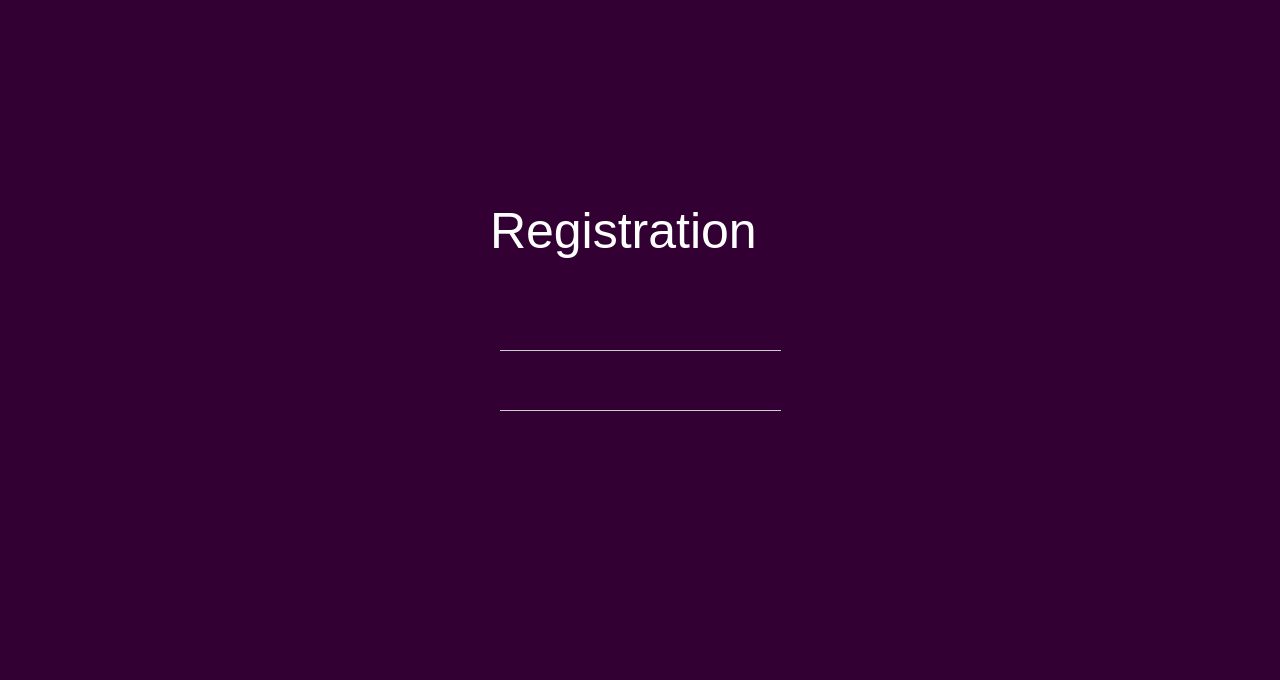
Arslan0133/app2, file reg.ui: the form before one commit.
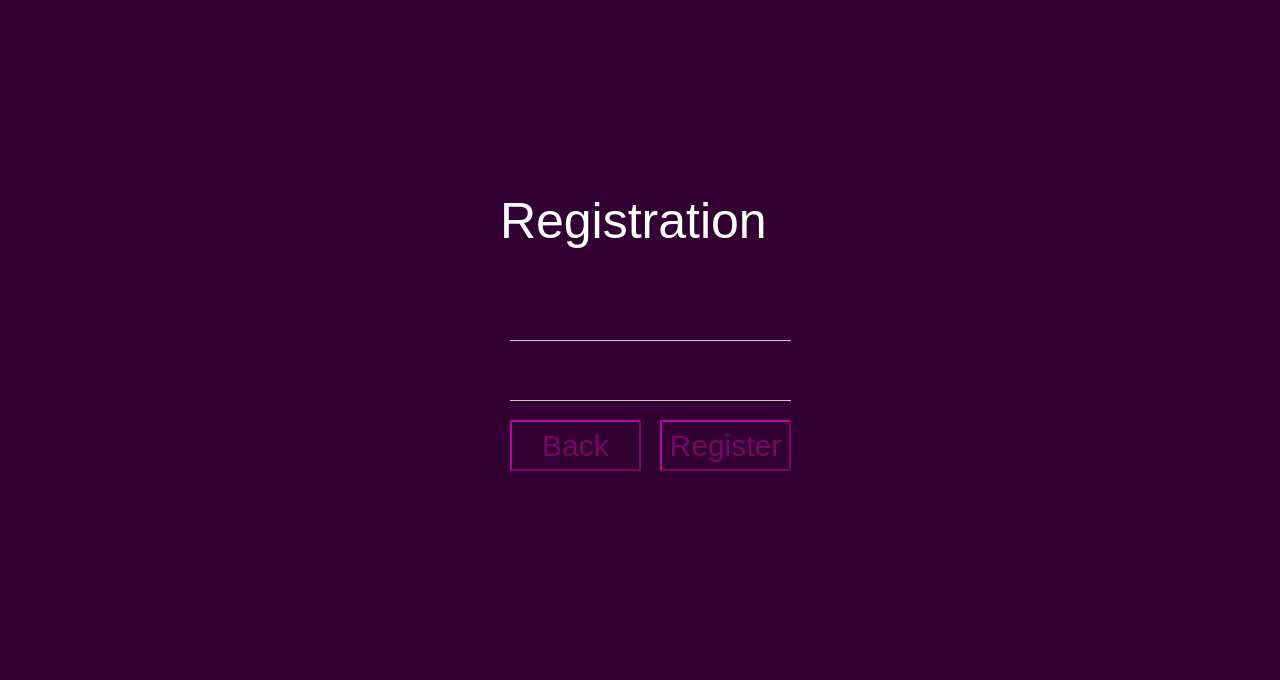
The form after the commit. Icons and pictures are not drawn.

The edit to the form file:
```diff
--- a/reg.ui
+++ b/reg.ui
@@ -17,11 +17,63 @@
    <string notr="true">background-color: #330033;
 background-image: url(&quot;/Users/A/Desktop/Application 2/endless.svg&quot;);</string>
   </property>
+  <widget class="QPushButton" name="back_b">
+   <property name="geometry">
+    <rect>
+     <x>510</x>
+     <y>420</y>
+     <width>131</width>
+     <height>51</height>
+    </rect>
+   </property>
+   <property name="styleSheet">
+    <string notr="true">    color:rgb(117, 7, 102);
+	text-transform: none;
+    text-indent: 0px;
+    text-shadow: none;
+    display: inline-block;
+    text-align: center;
+    cursor: default;
+    font: 400 13.3333px Arial;
+    border-width: 2px;
+    border-style: outset;
+	font-size: 30px;</string>
+   </property>
+   <property name="text">
+    <string>Back</string>
+   </property>
+  </widget>
+  <widget class="QPushButton" name="log_b">
+   <property name="geometry">
+    <rect>
+     <x>660</x>
+     <y>420</y>
+     <width>131</width>
+     <height>51</height>
+    </rect>
+   </property>
+   <property name="styleSheet">
+    <string notr="true">    color:rgb(117, 7, 102);
+	text-transform: none;
+    text-indent: 0px;
+    text-shadow: none;
+    display: inline-block;
+    text-align: center;
+    cursor: default;
+    font: 400 13.3333px Arial;
+    border-width: 2px;
+    border-style: outset;
+	font-size:30px;</string>
+   </property>
+   <property name="text">
+    <string>Register</string>
+   </property>
+  </widget>
   <widget class="QLabel" name="label">
    <property name="geometry">
     <rect>
-     <x>490</x>
-     <y>200</y>
+     <x>500</x>
+     <y>190</y>
      <width>311</width>
      <height>61</height>
     </rect>
@@ -38,8 +90,8 @@
   <widget class="QLineEdit" name="lineEdit">
    <property name="geometry">
     <rect>
-     <x>500</x>
-     <y>320</y>
+     <x>510</x>
+     <y>370</y>
      <width>281</width>
      <height>31</height>
     </rect>
@@ -55,8 +107,8 @@
   <widget class="QLineEdit" name="lineEdit_2">
    <property name="geometry">
     <rect>
-     <x>500</x>
-     <y>380</y>
+     <x>510</x>
+     <y>310</y>
      <width>281</width>
      <height>31</height>
     </rect>
```
Left out of the diff: 4 changed lines with no effect on the pictures.
